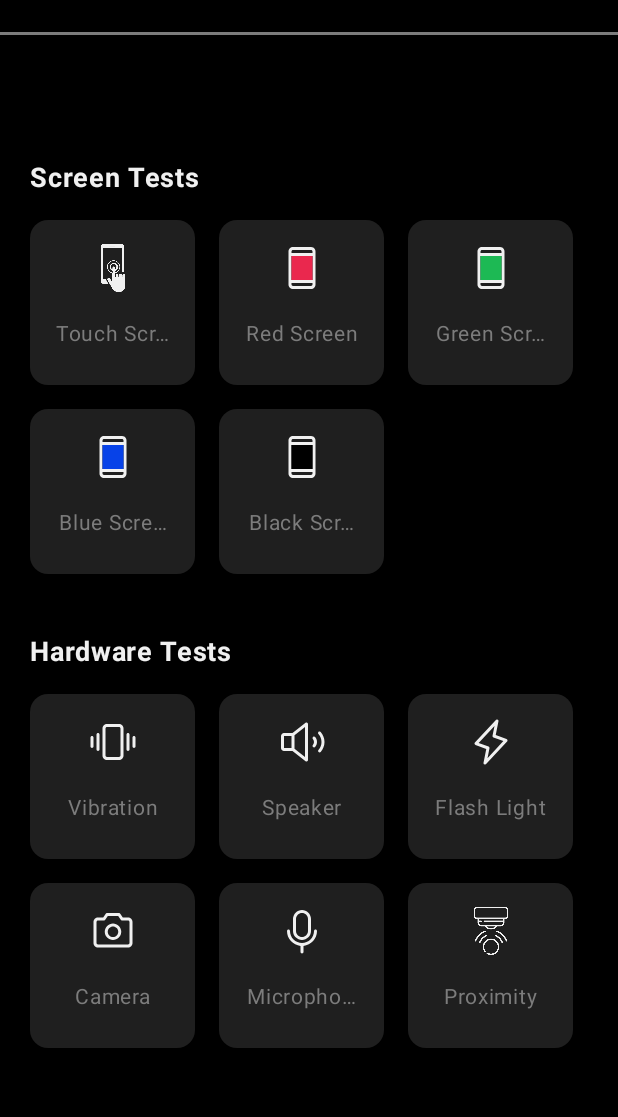
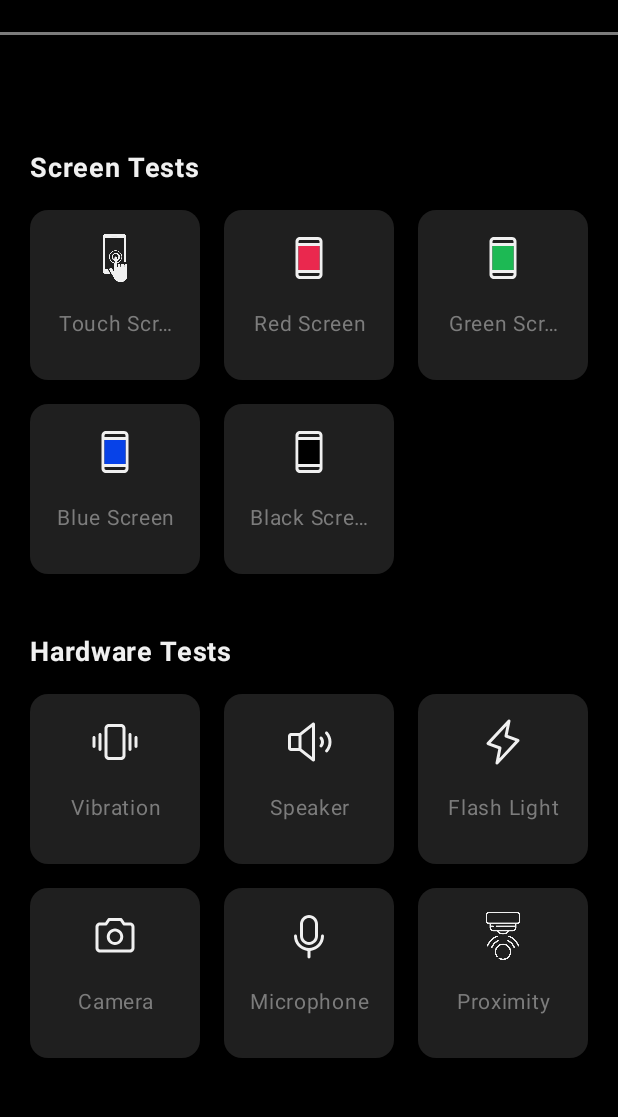
Before and after one commit to AndreasBozoglou/PhoneTest, an Android app built with Jetpack Compose: the screen it shows after launch (MainActivity), on a phone screen of 412 x 824 dp, the part 63-1180 px from its top. Run offline under Robolectric (Android 15) with nearby library versions, the phone set to English and light mode, and no system bars.

Commit message:
General Fixes in order to make app responsive to different screen sizes, and change system bar icon colors

```diff
--- a/app/src/main/java/com/example/phonetest/presentation/MainActivity.kt
+++ b/app/src/main/java/com/example/phonetest/presentation/MainActivity.kt
@@ -14,12 +14,10 @@ import com.example.phonetest.presentation.theme.PhoneTestTheme
 class MainActivity : ComponentActivity() {
     override fun onCreate(savedInstanceState: Bundle?) {
         enableEdgeToEdge(
-            statusBarStyle = SystemBarStyle.light(
-                Color.TRANSPARENT,
+            statusBarStyle = SystemBarStyle.dark(
                 Color.TRANSPARENT
             ),
-            navigationBarStyle = SystemBarStyle.light(
-                Color.TRANSPARENT,
+            navigationBarStyle = SystemBarStyle.dark(
                 Color.TRANSPARENT
             )
         )
--- a/app/src/main/java/com/example/phonetest/presentation/theme/generic_components/PhoneTestCard.kt
+++ b/app/src/main/java/com/example/phonetest/presentation/theme/generic_components/PhoneTestCard.kt
@@ -2,6 +2,8 @@ package com.example.phonetest.presentation.theme.generic_components
 
 import androidx.compose.foundation.layout.Arrangement
 import androidx.compose.foundation.layout.Column
+
+import androidx.compose.foundation.layout.aspectRatio
 import androidx.compose.foundation.layout.fillMaxWidth
 import androidx.compose.foundation.layout.padding
 import androidx.compose.foundation.layout.size
@@ -22,13 +24,13 @@ import androidx.compose.ui.unit.sp
 import com.example.phonetest.presentation.theme.containerItemColor
 
 @Composable
-fun PhoneTestCard(text: String, icon: Int, onClick: () -> Unit) {
+fun PhoneTestCard(text: String, icon: Int, modifier: Modifier, onClick: () -> Unit) {
     val screensWithNoTint = setOf("Green Screen", "Red Screen", "Blue Screen", "Black Screen")
     Card(
         onClick = onClick,
-        modifier = Modifier
+        modifier = modifier
             .padding(8.dp)
-            .size(110.dp),
+            .aspectRatio(1f),
         colors = CardDefaults.cardColors(containerColor = containerItemColor),
         elevation = CardDefaults.elevatedCardElevation(6.dp),
         shape = RoundedCornerShape(12.dp)
--- a/app/src/main/java/com/example/phonetest/presentation/ui/features/mainscreen/MainScreen.kt
+++ b/app/src/main/java/com/example/phonetest/presentation/ui/features/mainscreen/MainScreen.kt
@@ -3,27 +3,20 @@ package com.example.phonetest.presentation.ui.features.mainscreen
 import androidx.compose.foundation.background
 import androidx.compose.foundation.layout.Arrangement
 import androidx.compose.foundation.layout.Column
-import androidx.compose.foundation.layout.ExperimentalLayoutApi
-import androidx.compose.foundation.layout.FlowRow
 import androidx.compose.foundation.layout.Row
+import androidx.compose.foundation.layout.Spacer
 import androidx.compose.foundation.layout.fillMaxSize
 import androidx.compose.foundation.layout.fillMaxWidth
 import androidx.compose.foundation.layout.padding
-import androidx.compose.foundation.shape.RoundedCornerShape
 import androidx.compose.material3.Scaffold
-import androidx.compose.material3.Text
 import androidx.compose.runtime.Composable
 import androidx.compose.runtime.collectAsState
 import androidx.compose.runtime.getValue
 import androidx.compose.runtime.mutableStateOf
 import androidx.compose.runtime.remember
 import androidx.compose.ui.Modifier
-import androidx.compose.ui.draw.clip
 import androidx.compose.ui.platform.LocalContext
 import androidx.compose.ui.res.stringResource
-import androidx.compose.ui.text.font.FontWeight
-import androidx.compose.ui.unit.dp
-import androidx.compose.ui.unit.sp
 import androidx.navigation.NavController
 import com.example.phonetest.R
 import com.example.phonetest.model.HardwareTests
@@ -31,14 +24,13 @@ import com.example.phonetest.model.ScreenTests
 import com.example.phonetest.presentation.theme.backgroundColor
 import com.example.phonetest.presentation.theme.generic_components.PhoneTestCard
 import com.example.phonetest.presentation.theme.generic_components.TopBar
-import com.example.phonetest.presentation.theme.textColor
+import com.example.phonetest.presentation.ui.features.mainscreen.components.TestSection
 import com.example.phonetest.presentation.ui.features.mainscreen.viewmodel.MainScreenViewModel
 import com.example.phonetest.utils.Utils.openCamera
 import com.example.phonetest.utils.Utils.vibrate
 import com.example.phonetest.utils.phoneTestNavigateSingleTop
 import org.koin.androidx.compose.koinViewModel
 
-@OptIn(ExperimentalLayoutApi::class)
 @Composable
 fun MainScreen(navController: NavController, viewModel: MainScreenViewModel = koinViewModel()) {
     val flashLightStatus by viewModel.flashlightStatus.collectAsState()
@@ -62,66 +54,60 @@ fun MainScreen(navController: NavController, viewModel: MainScreenViewModel = ko
                 .padding(paddingValues),
             verticalArrangement = Arrangement.Center
         ) {
-            FlowRow(
-                modifier = Modifier
-                    .padding(12.dp)
-                    .fillMaxWidth()
-                    .clip(RoundedCornerShape(12.dp))
-                    .background(backgroundColor)
+            TestSection(stringResource(R.string.screen_tests)) {
+                screenTestItems.chunked(3).forEach { rowItems ->
+                    Row(
+                        modifier = Modifier.fillMaxWidth()
                     ) {
-                Row(modifier = Modifier
-                    .fillMaxWidth()
-                    .padding(8.dp)) {
-                    Text(
-                        text = stringResource(R.string.screen_tests),
-                        color = textColor,
-                        fontWeight = FontWeight.Bold,
-                        fontSize = 18.sp
-                    )
-                }
-                screenTestItems.forEach { item ->
+                        rowItems.forEach { item ->
                             PhoneTestCard(
                                 text = stringResource(item.title),
-                        icon = item.icon
+                                icon = item.icon,
+                                modifier = Modifier.weight(1f)
                             ) {
                                 navController.phoneTestNavigateSingleTop(item.route)
                             }
                         }
+                        if (rowItems.size < 3) {
+                            repeat(3 - rowItems.size) {
+                                Spacer(modifier = Modifier.weight(1f))
+                            }
+                        }
+                    }
+                }
             }
 
-            FlowRow(
-                modifier = Modifier
-                    .padding(12.dp)
-                    .fillMaxWidth()
-                    .clip(RoundedCornerShape(12.dp))
-                    .background(backgroundColor)
+            TestSection(stringResource(R.string.hardware_tests)) {
+                hardwareTestItems.chunked(3).forEach { rowItems ->
+                    Row(
+                        modifier = Modifier.fillMaxWidth(),
                     ) {
-                Row(modifier = Modifier
-                    .fillMaxWidth()
-                    .padding(8.dp)) {
-                    Text(
-                        text = stringResource(R.string.hardware_tests),
-                        color = textColor,
-                        fontWeight = FontWeight.Bold,
-                        fontSize = 18.sp
-                    )
-                }
-                hardwareTestItems.forEach { item ->
+                        rowItems.forEach { item ->
                             PhoneTestCard(
                                 text = stringResource(item.title),
                                 icon = if (stringResource(item.title) == "Flash Light") {
                                     if (flashLightStatus) item.selectedIcon else item.icon
                                 } else {
                                     item.icon
-                        }
+                                },
+                                modifier = Modifier.weight(1f)
                             ) {
                                 when (item.title) {
                                     R.string.vibration -> vibrate(context)
                                     R.string.speaker -> viewModel.activateSpeaker(context)
                                     R.string.flash_light -> viewModel.toggleFlashlight(context)
                                     R.string.camera -> openCamera(context)
-                            R.string.microphone -> navController.phoneTestNavigateSingleTop(item.route)
+                                    R.string.microphone -> navController.phoneTestNavigateSingleTop(
+                                        item.route
+                                    )
+
                                     else -> navController.phoneTestNavigateSingleTop(item.route)
+                                }
+                            }
+                        }
+                        if (rowItems.size < 3) {
+                            repeat(3 - rowItems.size) {
+                                Spacer(modifier = Modifier.weight(1f))
                             }
                         }
                     }
@@ -129,3 +115,4 @@ fun MainScreen(navController: NavController, viewModel: MainScreenViewModel = ko
             }
         }
     }
+}
--- /dev/null
+++ b/app/src/main/java/com/example/phonetest/presentation/ui/features/mainscreen/components/TestSection.kt
@@ -0,0 +1,36 @@
+package com.example.phonetest.presentation.ui.features.mainscreen.components
+
+import androidx.compose.foundation.background
+import androidx.compose.foundation.layout.Column
+import androidx.compose.foundation.layout.fillMaxWidth
+import androidx.compose.foundation.layout.padding
+import androidx.compose.foundation.shape.RoundedCornerShape
+import androidx.compose.material3.Text
+import androidx.compose.runtime.Composable
+import androidx.compose.ui.Modifier
+import androidx.compose.ui.draw.clip
+import androidx.compose.ui.text.font.FontWeight
+import androidx.compose.ui.unit.dp
+import androidx.compose.ui.unit.sp
+import com.example.phonetest.presentation.theme.backgroundColor
+import com.example.phonetest.presentation.theme.textColor
+
+@Composable
+fun TestSection(title: String, content: @Composable () -> Unit) {
+    Column(
+        modifier = Modifier
+            .padding(12.dp)
+            .fillMaxWidth()
+            .clip(RoundedCornerShape(12.dp))
+            .background(backgroundColor)
+    ) {
+        Text(
+            text = title,
+            color = textColor,
+            fontWeight = FontWeight.Bold,
+            fontSize = 18.sp,
+            modifier = Modifier.padding(8.dp)
+        )
+        content()
+    }
+}
```
Lines whose indentation alone changed are shown as unchanged.
